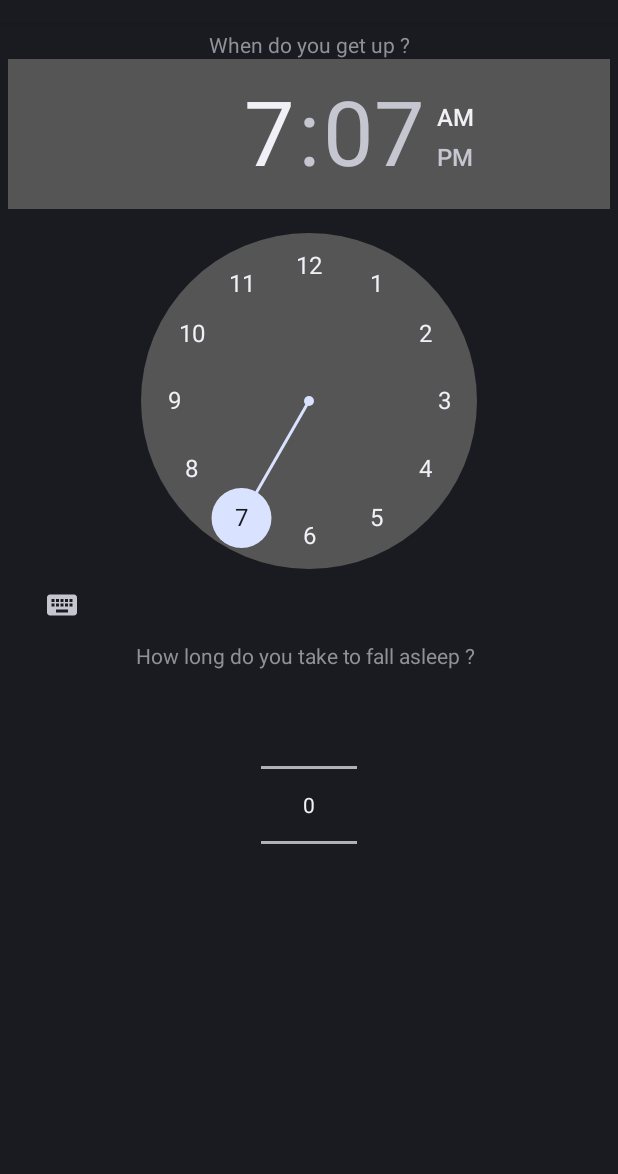
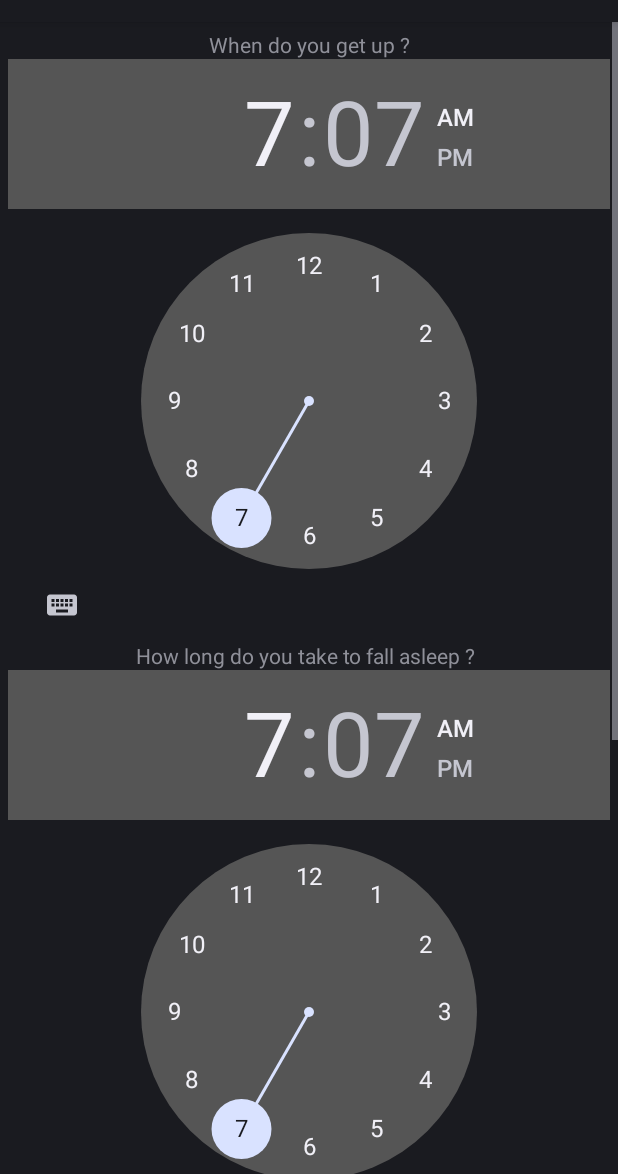
Before and after one commit to BrianGiannini/sleep-on-time, an Android app: the layout activity_main.xml on its own in the app's theme, with its tools: preview values and no code run, on a phone screen of 412 x 824 dp, the part 62-1236 px from its top. Run offline under Robolectric (Android 15) with nearby library versions, the phone set to English and light mode, and no system bars; plain views replace BoxInsetLayout.

Commit message:
improve UI

```diff
--- a/app/build.gradle
+++ b/app/build.gradle
@@ -34,4 +34,5 @@ dependencies {
     implementation 'androidx.legacy:legacy-support-v4:1.0.0'
     implementation 'androidx.recyclerview:recyclerview:1.2.1'
     implementation 'androidx.wear:wear:1.2.0'
+    implementation 'androidx.constraintlayout:constraintlayout:2.1.3'
 }
--- a/app/src/main/java/io/sangui/sleepontime/MainActivity.kt
+++ b/app/src/main/java/io/sangui/sleepontime/MainActivity.kt
@@ -14,5 +14,13 @@ class MainActivity : Activity() {
         binding = ActivityMainBinding.inflate(layoutInflater)
         setContentView(binding.root)
 
+        with(binding) {
+
+            timePickerFallAslep.setIs24HourView(true)
+
+            timePickerSleepCycleDuration.hour = 1
+            timePickerSleepCycleDuration.minute = 30
+            timePickerSleepCycleDuration.setIs24HourView(true)
+        }
     }
 }
--- a/app/src/main/res/layout/activity_main.xml
+++ b/app/src/main/res/layout/activity_main.xml
@@ -15,7 +15,7 @@
 
         <androidx.constraintlayout.widget.ConstraintLayout
             android:layout_width="match_parent"
-            android:layout_height="match_parent"
+            android:layout_height="0dp"
             android:padding="@dimen/inner_frame_layout_padding"
             app:layout_boxedEdges="all">
 
@@ -29,7 +29,7 @@
                 app:layout_constraintTop_toTopOf="parent" />
 
             <TimePicker
-                android:id="@+id/time_picker"
+                android:id="@+id/time_picker_get_up"
                 android:layout_width="wrap_content"
                 android:layout_height="wrap_content"
                 app:layout_constraintEnd_toEndOf="parent"
@@ -44,15 +44,36 @@
                 app:layout_constraintEnd_toEndOf="parent"
                 app:layout_constraintHorizontal_bias="0.49"
                 app:layout_constraintStart_toStartOf="parent"
-                app:layout_constraintTop_toBottomOf="@+id/time_picker" />
+                app:layout_constraintTop_toBottomOf="@+id/time_picker_get_up" />
 
-            <NumberPicker
+            <TimePicker
+                android:id="@+id/time_picker_fall_aslep"
                 android:layout_width="wrap_content"
                 android:layout_height="wrap_content"
                 app:layout_constraintEnd_toEndOf="parent"
                 app:layout_constraintStart_toStartOf="parent"
                 app:layout_constraintTop_toBottomOf="@+id/fall_asleep_text" />
 
+            <TextView
+                android:id="@+id/fall_asleep_text2"
+                android:layout_width="wrap_content"
+                android:layout_height="wrap_content"
+                android:text="@string/length_cycle_text"
+                app:layout_constraintEnd_toEndOf="parent"
+                app:layout_constraintHorizontal_bias="1.0"
+                app:layout_constraintStart_toStartOf="parent"
+                app:layout_constraintTop_toBottomOf="@+id/time_picker_fall_aslep" />
+
+            <TimePicker
+                android:id="@+id/time_picker_sleep_cycle_duration"
+                android:layout_width="wrap_content"
+                android:layout_height="wrap_content"
+                app:layout_constraintEnd_toEndOf="parent"
+                app:layout_constraintStart_toStartOf="parent"
+                app:layout_constraintTop_toBottomOf="@+id/fall_asleep_text2" />
+
         </androidx.constraintlayout.widget.ConstraintLayout>
+
     </ScrollView>
+
 </androidx.wear.widget.BoxInsetLayout>
```
